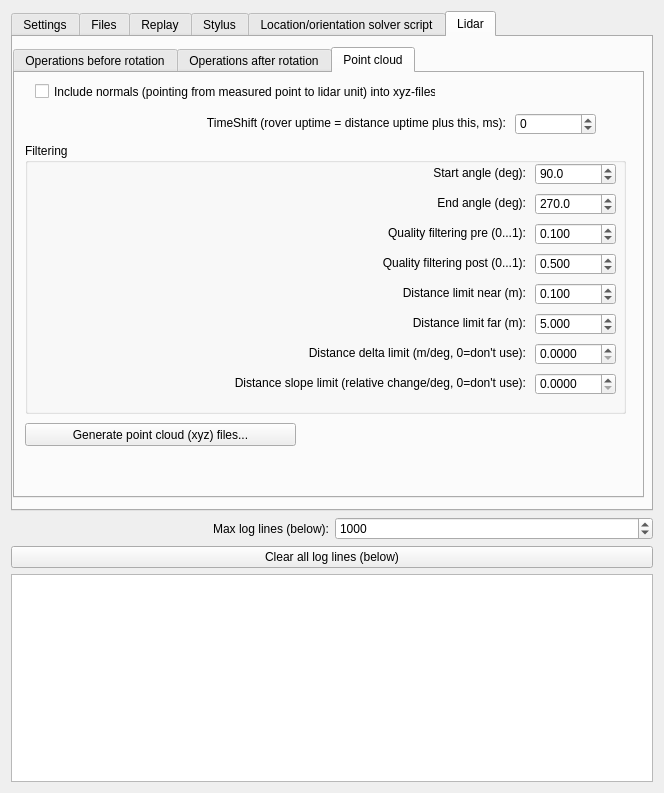
First picture: the form in postprocessform.ui, repository GNSS-Stylist/GNSS-Stylus, before the edit.
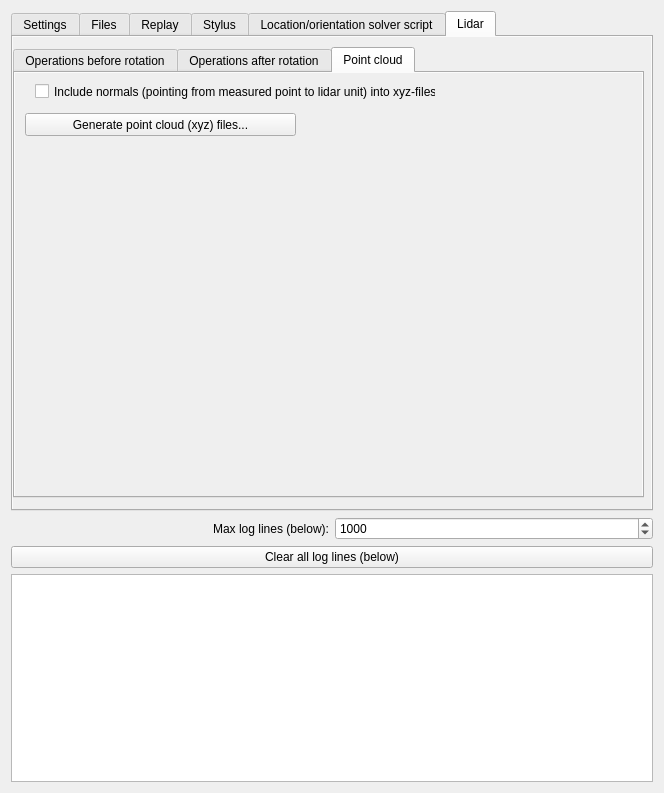
Second picture: the form after the edit. The open tabs and pages were chosen to show the change.

Commit message:
Move Lidar-settings into own page under settings-tab
Maybe more consistent this way, especially because those settings will be used for other than point cloud creation purposes also. Matrix operations ("Before and after") are still under the "Lidar"-tab.

Patch:
```diff
--- a/postprocessform.ui
+++ b/postprocessform.ui
@@ -2081,6 +2081,9 @@
       </widget>
      </widget>
      <widget class="QWidget" name="tab_Lidar">
+      <property name="autoFillBackground">
+       <bool>true</bool>
+      </property>
       <attribute name="title">
        <string>Lidar</string>
       </attribute>
@@ -2093,6 +2096,9 @@
          <height>451</height>
         </rect>
        </property>
+       <property name="autoFillBackground">
+        <bool>true</bool>
+       </property>
        <property name="currentIndex">
         <number>2</number>
        </property>
@@ -2165,6 +2171,9 @@
         </widget>
        </widget>
        <widget class="QWidget" name="tab_Lidar_PointCloud">
+        <property name="autoFillBackground">
+         <bool>true</bool>
+        </property>
         <attribute name="title">
          <string>Point cloud</string>
         </attribute>
@@ -2172,7 +2181,7 @@
          <property name="geometry">
           <rect>
            <x>10</x>
-           <y>350</y>
+           <y>40</y>
            <width>271</width>
            <height>23</height>
           </rect>
@@ -2194,379 +2203,6 @@
           <string>Include normals (pointing from measured point to lidar unit) into xyz-files</string>
          </property>
         </widget>
-        <widget class="QLabel" name="label_Lidar_PointCloud_TimeShift">
-         <property name="geometry">
-          <rect>
-           <x>80</x>
-           <y>40</y>
-           <width>411</width>
-           <height>20</height>
-          </rect>
-         </property>
-         <property name="text">
-          <string>TimeShift (rover uptime = distance uptime plus this, ms):</string>
-         </property>
-         <property name="alignment">
-          <set>Qt::AlignRight|Qt::AlignTrailing|Qt::AlignVCenter</set>
-         </property>
-        </widget>
-        <widget class="QSpinBox" name="spinBox_Lidar_PointCloud_TimeShift">
-         <property name="geometry">
-          <rect>
-           <x>500</x>
-           <y>40</y>
-           <width>81</width>
-           <height>22</height>
-          </rect>
-         </property>
-         <property name="minimum">
-          <number>-1000000000</number>
-         </property>
-         <property name="maximum">
-          <number>1000000000</number>
-         </property>
-        </widget>
-        <widget class="QGroupBox" name="groupBox_Lidar_PointCloud_Filtering">
-         <property name="geometry">
-          <rect>
-           <x>10</x>
-           <y>70</y>
-           <width>601</width>
-           <height>271</height>
-          </rect>
-         </property>
-         <property name="title">
-          <string>Filtering</string>
-         </property>
-         <widget class="QLabel" name="label_Lidar_PointCloud_Filtering_StartAngle">
-          <property name="geometry">
-           <rect>
-            <x>150</x>
-            <y>20</y>
-            <width>351</width>
-            <height>20</height>
-           </rect>
-          </property>
-          <property name="text">
-           <string>Start angle (deg):</string>
-          </property>
-          <property name="alignment">
-           <set>Qt::AlignRight|Qt::AlignTrailing|Qt::AlignVCenter</set>
-          </property>
-         </widget>
-         <widget class="QDoubleSpinBox" name="doubleSpinBox_Lidar_PointCloud_Filtering_StartAngle">
-          <property name="geometry">
-           <rect>
-            <x>510</x>
-            <y>20</y>
-            <width>81</width>
-            <height>22</height>
-           </rect>
-          </property>
-          <property name="decimals">
-           <number>1</number>
-          </property>
-          <property name="minimum">
-           <double>0.000000000000000</double>
-          </property>
-          <property name="maximum">
-           <double>360.000000000000000</double>
-          </property>
-          <property name="singleStep">
-           <double>1.000000000000000</double>
-          </property>
-          <property name="value">
-           <double>90.000000000000000</double>
-          </property>
-         </widget>
-         <widget class="QDoubleSpinBox" name="doubleSpinBox_Lidar_PointCloud_Filtering_EndAngle">
-          <property name="geometry">
-           <rect>
-            <x>510</x>
-            <y>50</y>
-            <width>81</width>
-            <height>22</height>
-           </rect>
-          </property>
-          <property name="decimals">
-           <number>1</number>
-          </property>
-          <property name="minimum">
-           <double>0.000000000000000</double>
-          </property>
-          <property name="maximum">
-           <double>360.000000000000000</double>
-          </property>
-          <property name="singleStep">
-           <double>1.000000000000000</double>
-          </property>
-          <property name="value">
-           <double>270.000000000000000</double>
-          </property>
-         </widget>
-         <widget class="QLabel" name="label_Lidar_PointCloud_Filtering_EndAngle">
-          <property name="geometry">
-           <rect>
-            <x>150</x>
-            <y>50</y>
-            <width>351</width>
-            <height>20</height>
-           </rect>
-          </property>
-          <property name="text">
-           <string>End angle (deg):</string>
-          </property>
-          <property name="alignment">
-           <set>Qt::AlignRight|Qt::AlignTrailing|Qt::AlignVCenter</set>
-          </property>
-         </widget>
-         <widget class="QLabel" name="label_Lidar_PointCloud_Filtering_Quality_Pre">
-          <property name="geometry">
-           <rect>
-            <x>150</x>
-            <y>80</y>
-            <width>351</width>
-            <height>20</height>
-           </rect>
-          </property>
-          <property name="text">
-           <string>Quality filtering pre (0...1):</string>
-          </property>
-          <property name="alignment">
-           <set>Qt::AlignRight|Qt::AlignTrailing|Qt::AlignVCenter</set>
-          </property>
-         </widget>
-         <widget class="QDoubleSpinBox" name="doubleSpinBox_Lidar_PointCloud_Filtering_Quality_Pre">
-          <property name="geometry">
-           <rect>
-            <x>510</x>
-            <y>80</y>
-            <width>81</width>
-            <height>22</height>
-           </rect>
-          </property>
-          <property name="decimals">
-           <number>3</number>
-          </property>
-          <property name="minimum">
-           <double>0.000000000000000</double>
-          </property>
-          <property name="maximum">
-           <double>1.000000000000000</double>
-          </property>
-          <property name="singleStep">
-           <double>0.100000000000000</double>
-          </property>
-          <property name="value">
-           <double>0.100000000000000</double>
-          </property>
-         </widget>
-         <widget class="QDoubleSpinBox" name="doubleSpinBox_Lidar_PointCloud_Filtering_Quality_Post">
-          <property name="geometry">
-           <rect>
-            <x>510</x>
-            <y>110</y>
-            <width>81</width>
-            <height>22</height>
-           </rect>
-          </property>
-          <property name="decimals">
-           <number>3</number>
-          </property>
-          <property name="minimum">
-           <double>0.000000000000000</double>
-          </property>
-          <property name="maximum">
-           <double>1.000000000000000</double>
-          </property>
-          <property name="singleStep">
-           <double>0.100000000000000</double>
-          </property>
-          <property name="value">
-           <double>0.500000000000000</double>
-          </property>
-         </widget>
-         <widget class="QLabel" name="label_Lidar_PointCloud_Filtering_Quality_Post">
-          <property name="geometry">
-           <rect>
-            <x>150</x>
-            <y>110</y>
-            <width>351</width>
-            <height>20</height>
-           </rect>
-          </property>
-          <property name="text">
-           <string>Quality filtering post (0...1):</string>
-          </property>
-          <property name="alignment">
-           <set>Qt::AlignRight|Qt::AlignTrailing|Qt::AlignVCenter</set>
-          </property>
-         </widget>
-         <widget class="QLabel" name="label_Lidar_PointCloud_Filtering_Distance_Near">
-          <property name="geometry">
-           <rect>
-            <x>150</x>
-            <y>140</y>
-            <width>351</width>
-            <height>20</height>
-           </rect>
-          </property>
-          <property name="text">
-           <string>Distance limit near (m):</string>
-          </property>
-          <property name="alignment">
-           <set>Qt::AlignRight|Qt::AlignTrailing|Qt::AlignVCenter</set>
-          </property>
-         </widget>
-         <widget class="QDoubleSpinBox" name="doubleSpinBox_Lidar_PointCloud_Filtering_DistanceLimit_Near">
-          <property name="geometry">
-           <rect>
-            <x>510</x>
-            <y>140</y>
-            <width>81</width>
-            <height>22</height>
-           </rect>
-          </property>
-          <property name="decimals">
-           <number>3</number>
-          </property>
-          <property name="minimum">
-           <double>0.001000000000000</double>
-          </property>
-          <property name="maximum">
-           <double>100.000000000000000</double>
-          </property>
-          <property name="singleStep">
-           <double>0.010000000000000</double>
-          </property>
-          <property name="value">
-           <double>0.100000000000000</double>
-          </property>
-         </widget>
-         <widget class="QDoubleSpinBox" name="doubleSpinBox_Lidar_PointCloud_Filtering_DistanceLimit_Far">
-          <property name="geometry">
-           <rect>
-            <x>510</x>
-            <y>170</y>
-            <width>81</width>
-            <height>22</height>
-           </rect>
-          </property>
-          <property name="decimals">
-           <number>3</number>
-          </property>
-          <property name="minimum">
-           <double>0.001000000000000</double>
-          </property>
-          <property name="maximum">
-           <double>100.000000000000000</double>
-          </property>
-          <property name="singleStep">
-           <double>1.000000000000000</double>
-          </property>
-          <property name="value">
-           <double>5.000000000000000</double>
-          </property>
-         </widget>
-         <widget class="QLabel" name="label_Lidar_PointCloud_Filtering_Distance_Far">
-          <property name="geometry">
-           <rect>
-            <x>150</x>
-            <y>170</y>
-            <width>351</width>
-            <height>20</height>
-           </rect>
-          </property>
-          <property name="text">
-           <string>Distance limit far (m):</string>
-          </property>
-          <property name="alignment">
-           <set>Qt::AlignRight|Qt::AlignTrailing|Qt::AlignVCenter</set>
-          </property>
-         </widget>
-         <widget class="QLabel" name="label_Lidar_PointCloud_Filtering_DistanceDelta">
-          <property name="geometry">
-           <rect>
-            <x>150</x>
-            <y>200</y>
-            <width>351</width>
-            <height>20</height>
-           </rect>
-          </property>
-          <property name="text">
-           <string>Distance delta limit (m/deg, 0=don't use):</string>
-          </property>
-          <property name="alignment">
-           <set>Qt::AlignRight|Qt::AlignTrailing|Qt::AlignVCenter</set>
-          </property>
-         </widget>
-         <widget class="QDoubleSpinBox" name="doubleSpinBox_Lidar_PointCloud_Filtering_DistanceDeltaLimit">
-          <property name="geometry">
-           <rect>
-            <x>510</x>
-            <y>200</y>
-            <width>81</width>
-            <height>22</height>
-           </rect>
-          </property>
-          <property name="decimals">
-           <number>4</number>
-          </property>
-          <property name="minimum">
-           <double>0.000000000000000</double>
-          </property>
-          <property name="maximum">
-           <double>100.000000000000000</double>
-          </property>
-          <property name="singleStep">
-           <double>0.100000000000000</double>
-          </property>
-          <property name="value">
-           <double>0.000000000000000</double>
-          </property>
-         </widget>
-         <widget class="QDoubleSpinBox" name="doubleSpinBox_Lidar_PointCloud_Filtering_RelativeDistanceSlopeLimit">
-          <property name="geometry">
-           <rect>
-            <x>510</x>
-            <y>230</y>
-            <width>81</width>
-            <height>22</height>
-           </rect>
-          </property>
-          <property name="decimals">
-           <number>4</number>
-          </property>
-          <property name="minimum">
-           <double>0.000000000000000</double>
-          </property>
-          <property name="maximum">
-           <double>100.000000000000000</double>
-          </property>
-          <property name="singleStep">
-           <double>0.100000000000000</double>
-          </property>
-          <property name="value">
-           <double>0.000000000000000</double>
-          </property>
-         </widget>
-         <widget class="QLabel" name="label_Lidar_PointCloud_Filtering_RelativeDistanceSlope">
-          <property name="geometry">
-           <rect>
-            <x>150</x>
-            <y>230</y>
-            <width>351</width>
-            <height>20</height>
-           </rect>
-          </property>
-          <property name="text">
-           <string>Distance slope limit (relative change/deg, 0=don't use):</string>
-          </property>
-          <property name="alignment">
-           <set>Qt::AlignRight|Qt::AlignTrailing|Qt::AlignVCenter</set>
-          </property>
-         </widget>
-        </widget>
        </widget>
       </widget>
      </widget>
```
Left out of the diff: 387 changed lines with no effect on the pictures. The commit also changes 1 other file.
